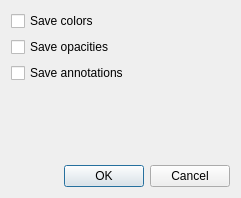
This is Qt/ApplicationComponents/Resources/UI/pqSavePresetOptions.ui in Kitware/ParaView as Qt 5 draws it before an edit. The edited form follows.
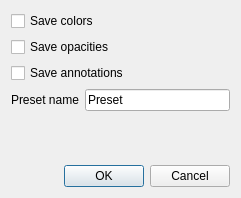
This is the edited form.

Patch:
```diff
--- a/Qt/ApplicationComponents/Resources/UI/pqSavePresetOptions.ui
+++ b/Qt/ApplicationComponents/Resources/UI/pqSavePresetOptions.ui
@@ -44,6 +44,27 @@
      </property>
     </widget>
    </item>
+   <item>
+    <layout class="QHBoxLayout" name="horizontalLayout">
+     <item>
+      <widget class="QLabel" name="label">
+       <property name="text">
+        <string>Preset name</string>
+       </property>
+      </widget>
+     </item>
+     <item>
+      <widget class="QLineEdit" name="presetName">
+       <property name="toolTip">
+        <string>&lt;html&gt;&lt;head/&gt;&lt;body&gt;&lt;p&gt;Set a name to the preset.&lt;/p&gt;&lt;/body&gt;&lt;/html&gt;</string>
+       </property>
+       <property name="text">
+        <string>Preset</string>
+       </property>
+      </widget>
+     </item>
+    </layout>
+   </item>
    <item>
     <spacer name="verticalSpacer">
      <property name="orientation">
```
